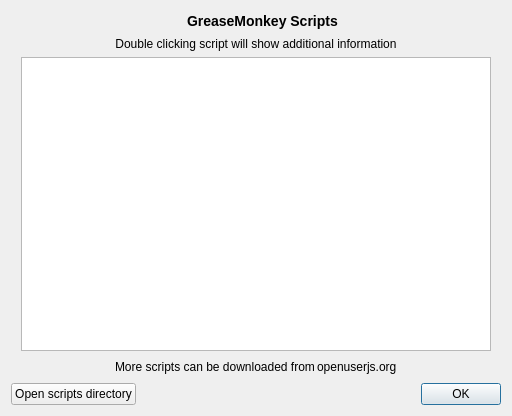
Above: src/plugins/GreaseMonkey/settings/gm_settings.ui from QupZilla/qupzilla before the change. Below: the same form after it.
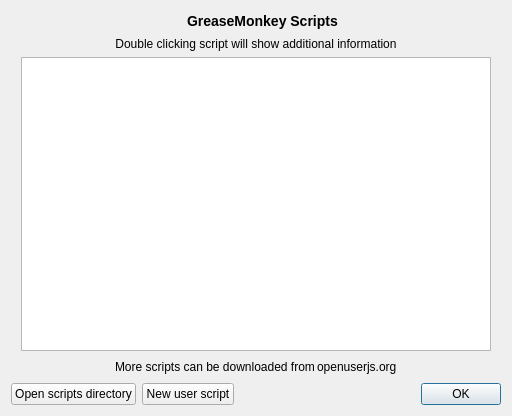
That is the form after the change. Icons and pictures are not drawn. Custom widgets are drawn as their Qt base class.

Commit message: GM_Settings: Add button to create new user script

```diff
--- a/src/plugins/GreaseMonkey/settings/gm_settings.ui
+++ b/src/plugins/GreaseMonkey/settings/gm_settings.ui
@@ -197,6 +197,13 @@
        </property>
       </widget>
      </item>
+     <item>
+      <widget class="QPushButton" name="newScript">
+       <property name="text">
+        <string>New user script</string>
+       </property>
+      </widget>
+     </item>
      <item>
       <widget class="QDialogButtonBox" name="buttonBox">
        <property name="orientation">
```
The commit also changes 2 other files.
